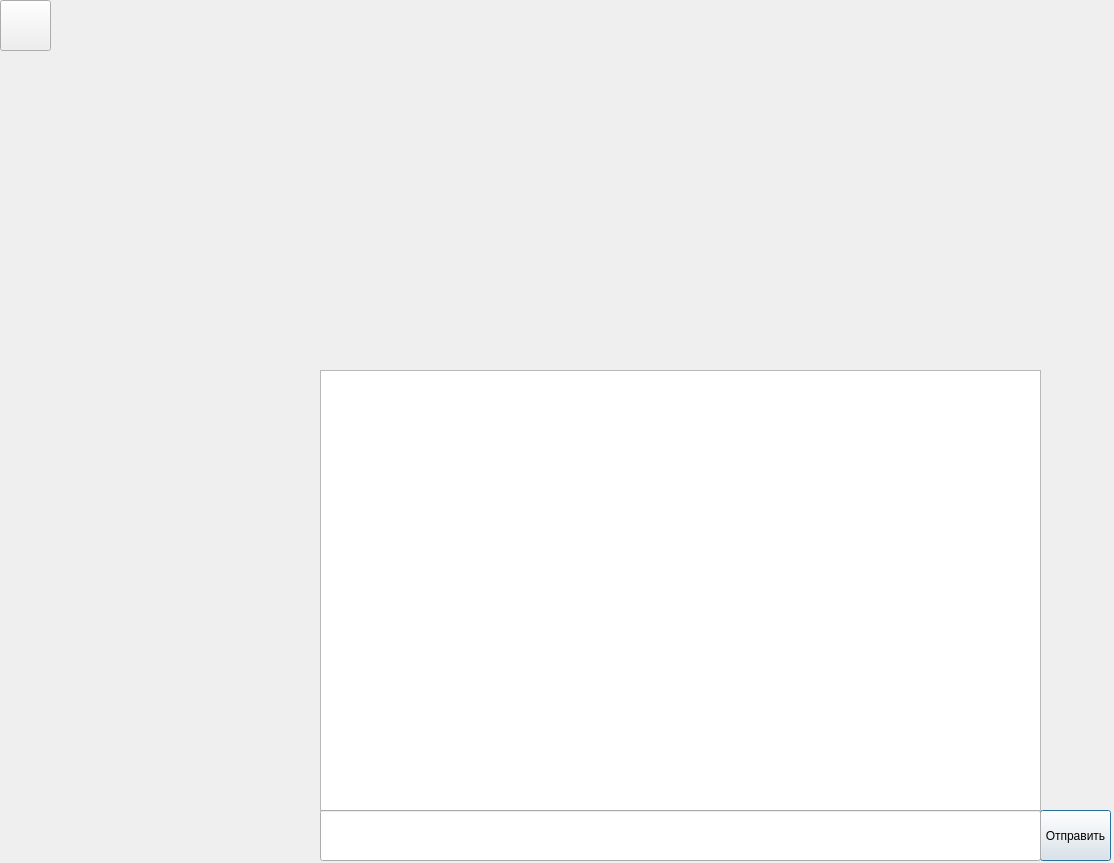
Old version of the form mainform.ui in the repository rutraq/Messanger.
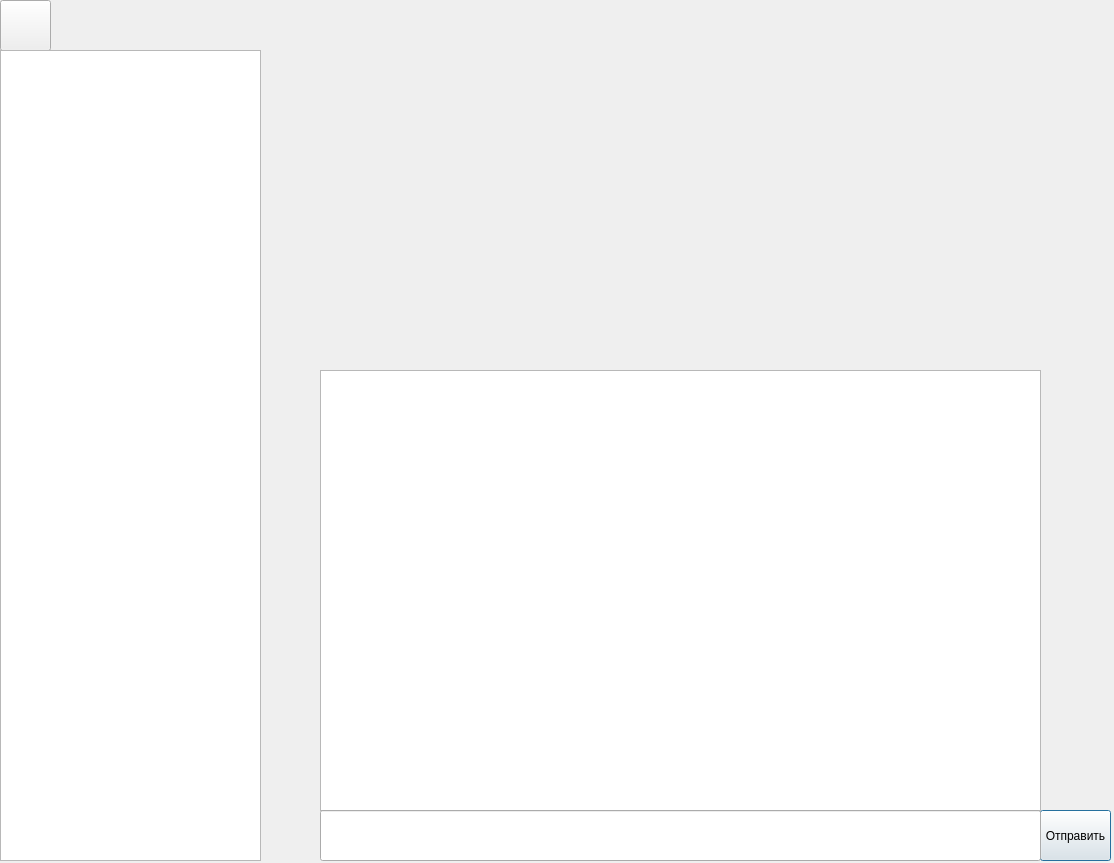
New version of the form. Icons and pictures are not drawn.

```diff
--- a/mainform.ui
+++ b/mainform.ui
@@ -98,6 +98,19 @@
     <string/>
    </property>
   </widget>
+  <widget class="QListView" name="listView_2">
+   <property name="geometry">
+    <rect>
+     <x>0</x>
+     <y>50</y>
+     <width>261</width>
+     <height>811</height>
+    </rect>
+   </property>
+   <property name="selectionRectVisible">
+    <bool>false</bool>
+   </property>
+  </widget>
  </widget>
  <resources>
   <include location="main_form.qrc"/>
```
